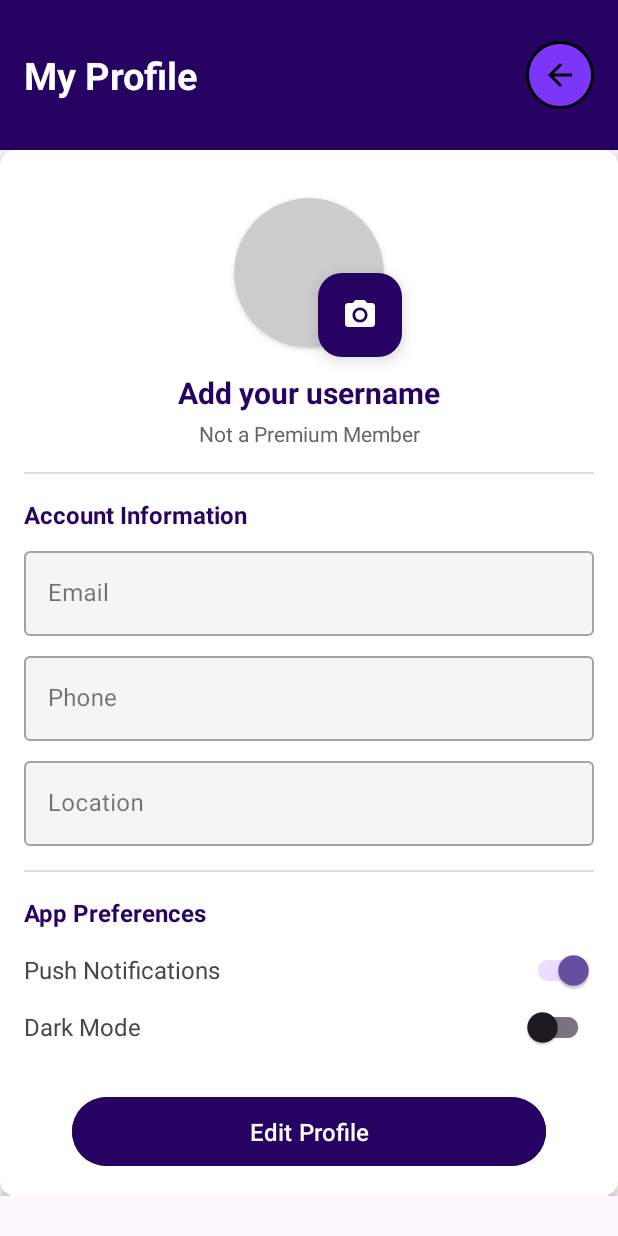
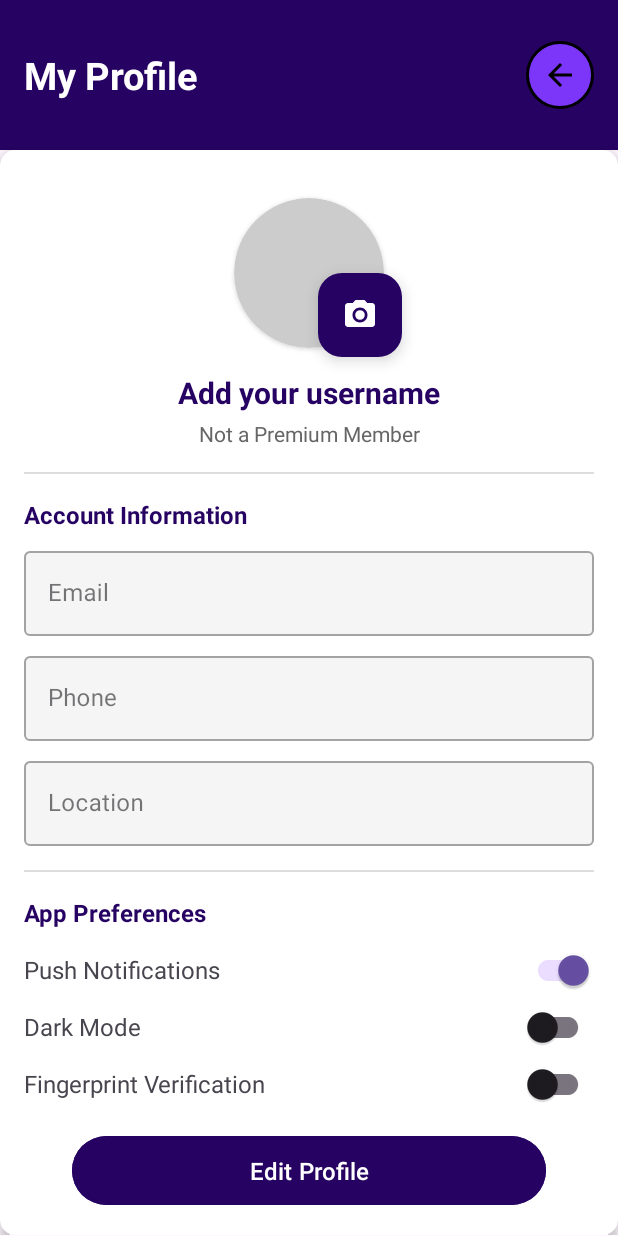
Before and after one commit to Saloni-2005/UseBefore, an Android app: the ProfilePageHouse screen opened directly, with no data from a screen before it, on a phone screen of 412 x 824 dp. Run offline under Robolectric (Android 15) with nearby library versions, the phone set to English and light mode, and no system bars.

Commit message:
Adjusted Guest login with fingerprint option

```diff
--- a/app/src/main/AndroidManifest.xml
+++ b/app/src/main/AndroidManifest.xml
@@ -23,7 +23,7 @@
         tools:targetApi="31">
         <activity
             android:name=".view.SplashActivity"
-            android:exported="false" />
+            android:exported="true" />
         <activity
             android:name=".view.ProfilePageHouse"
             android:exported="false" />
--- a/app/src/main/java/com/example/usebefore/view/LoginHouses.kt
+++ b/app/src/main/java/com/example/usebefore/view/LoginHouses.kt
@@ -43,11 +43,6 @@ class LoginHouses : AppCompatActivity() {
 
         binding.mysignup.setOnClickListener {
             startActivity(Intent(this, SignupHouses::class.java))
-            finish()
-        }
-
-        binding.guest.setOnClickListener {
-            startActivity(Intent(this, HousesHomePage::class.java))
             finish()
         }
 
--- a/app/src/main/res/layout/activity_profile_page_house.xml
+++ b/app/src/main/res/layout/activity_profile_page_house.xml
@@ -259,14 +259,32 @@
                     app:layout_constraintEnd_toEndOf="parent"
                     app:layout_constraintTop_toTopOf="@id/txtDarkModeLabel" />
 
+                <TextView
+                    android:id="@+id/txtFingerprintLabel"
+                    android:layout_width="0dp"
+                    android:layout_height="wrap_content"
+                    android:layout_marginTop="16dp"
+                    android:text="Fingerprint Verification"
+                    android:textSize="16sp"
+                    app:layout_constraintEnd_toStartOf="@id/switchFingerprint"
+                    app:layout_constraintStart_toStartOf="parent"
+                    app:layout_constraintTop_toBottomOf="@id/txtDarkModeLabel" />
 
+                <androidx.appcompat.widget.SwitchCompat
+                    android:id="@+id/switchFingerprint"
+                    android:layout_width="wrap_content"
+                    android:layout_height="wrap_content"
+                    android:checked="false"
+                    app:layout_constraintBottom_toBottomOf="@id/txtFingerprintLabel"
+                    app:layout_constraintEnd_toEndOf="parent"
+                    app:layout_constraintTop_toTopOf="@id/txtFingerprintLabel" />
                 <!-- Edit Profile Button -->
                 <com.google.android.material.button.MaterialButton
                     android:id="@+id/btnEditProfile"
                     android:layout_width="0dp"
                     android:layout_height="wrap_content"
                     android:layout_marginHorizontal="32dp"
-                    android:layout_marginTop="32dp"
+                    android:layout_marginTop="20dp"
                     android:backgroundTint="#260262"
                     android:padding="12dp"
                     android:text="Edit Profile"
@@ -276,7 +294,7 @@
                     android:layout_marginBottom="15dp"
                     app:layout_constraintEnd_toEndOf="parent"
                     app:layout_constraintStart_toStartOf="parent"
-                    app:layout_constraintTop_toBottomOf="@id/txtDarkModeLabel" />
+                    app:layout_constraintTop_toBottomOf="@id/txtFingerprintLabel" />
 
             </androidx.constraintlayout.widget.ConstraintLayout>
         </androidx.cardview.widget.CardView>
```
Also changed, not shown: app/src/main/java/com/example/usebefore/view/ProfilePageHouse.kt (+48 -2 lines), app/src/main/res/layout/activity_login_houses.xml (+11 -12 lines).
